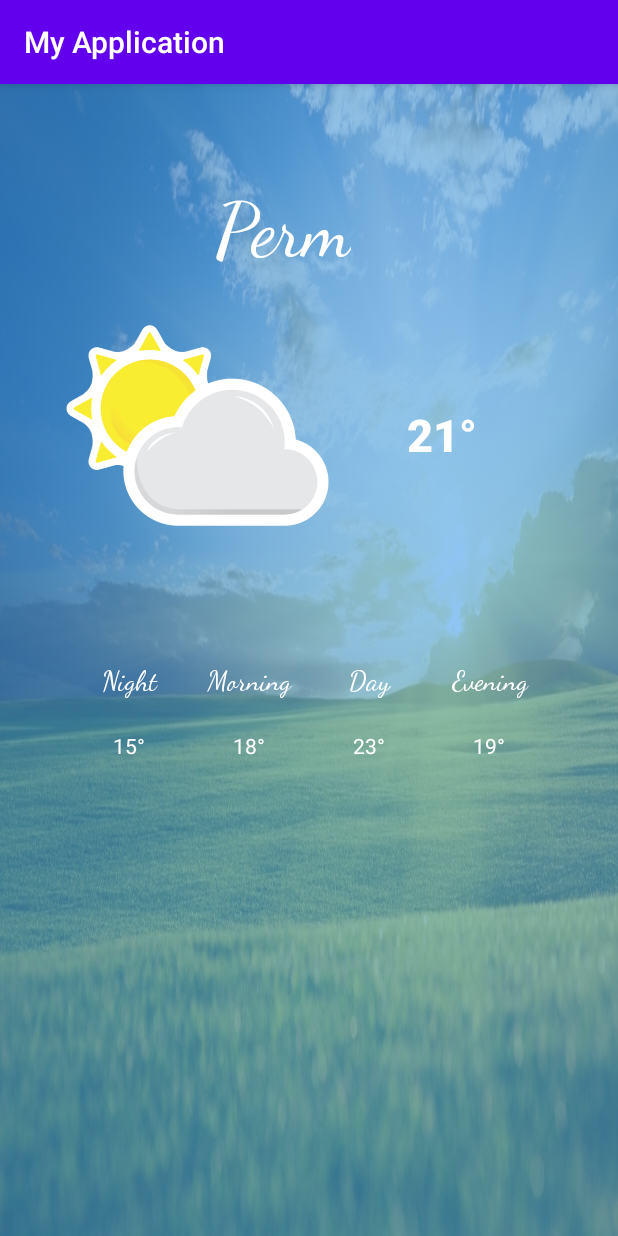
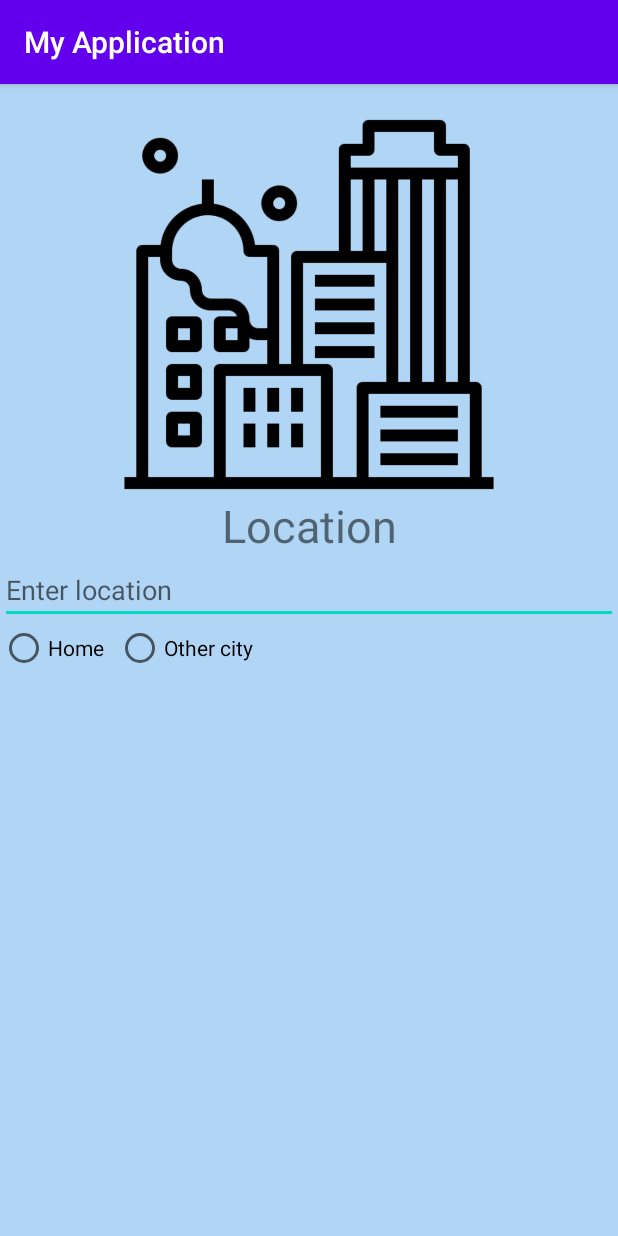
Before and after one commit to YlishnaF/android_lession2, an Android app: the screen it shows after launch (MainActivity), on a phone screen of 412 x 824 dp. Run offline under Robolectric (Android 15) with nearby library versions, the phone set to English and light mode, and no system bars; Roboto replaces fonts that are not available here.

Commit message:
second commit

```diff
--- a/app/build.gradle
+++ b/app/build.gradle
@@ -26,6 +26,7 @@ dependencies {
     implementation fileTree(dir: "libs", include: ["*.jar"])
     implementation 'androidx.appcompat:appcompat:1.1.0'
     implementation 'androidx.constraintlayout:constraintlayout:1.1.3'
+    implementation 'com.google.android.material:material:1.2.0'
     testImplementation 'junit:junit:4.12'
     androidTestImplementation 'androidx.test.ext:junit:1.1.1'
     androidTestImplementation 'androidx.test.espresso:espresso-core:3.2.0'
--- a/app/src/main/java/com/example/myapplication/MainActivity.java
+++ b/app/src/main/java/com/example/myapplication/MainActivity.java
@@ -5,15 +5,19 @@ import androidx.appcompat.app.AppCompatActivity;
 import android.os.Bundle;
 import android.text.Editable;
 import android.text.TextWatcher;
+import android.util.Log;
 import android.widget.EditText;
 import android.widget.TextView;
+import android.widget.Toast;
 
 public class MainActivity extends AppCompatActivity {
+
+    private static final String TAG = "MyLog" ;
 
     @Override
     protected void onCreate(Bundle savedInstanceState) {
         super.onCreate(savedInstanceState);
-        setContentView(R.layout.activity_main);
+        setContentView(R.layout.location);
         EditText editText = (EditText)findViewById(R.id.enterLocation);
         editText.addTextChangedListener(new TextWatcher() {
 
@@ -35,5 +39,45 @@ public class MainActivity extends AppCompatActivity {
 
 
         });
+
+        Toast.makeText(this, "onCreate", Toast.LENGTH_SHORT).show();
+        Log.d(TAG, "onCreate");
     }
+
+    @Override
+    protected void onStart() {
+        super.onStart();
+        Toast.makeText(this, "onStart", Toast.LENGTH_SHORT).show();
+        Log.d(TAG, "onStart");
+    }
+
+    @Override
+    protected void onResume() {
+        super.onResume();
+        Toast.makeText(this, "onResume", Toast.LENGTH_SHORT).show();
+        Log.d(TAG, "onResume");
+    }
+
+    @Override
+    protected void onPause() {
+        super.onPause();
+        Toast.makeText(this, "onPause", Toast.LENGTH_SHORT).show();
+        Log.d(TAG, "onPause");
+    }
+
+    @Override
+    protected void onStop() {
+        super.onStop();
+        Toast.makeText(this, "onStop", Toast.LENGTH_SHORT).show();
+        Log.d(TAG, "onStop");
+    }
+
+    @Override
+    protected void onDestroy() {
+        super.onDestroy();
+        Toast.makeText(this, "onDestroy", Toast.LENGTH_SHORT).show();
+        Log.d(TAG, "onDestroy");
+    }
+
+
 }
--- a/app/src/main/res/layout-land/location.xml
+++ b/app/src/main/res/layout-land/location.xml
@@ -1,17 +1,20 @@
 <?xml version="1.0" encoding="utf-8"?>
 <LinearLayout xmlns:android="http://schemas.android.com/apk/res/android"
     xmlns:app="http://schemas.android.com/apk/res-auto"
+    xmlns:tools="http://schemas.android.com/tools"
     android:layout_width="match_parent"
     android:layout_height="match_parent"
     android:background="#66459EED"
-    android:orientation="vertical">
+    android:orientation="vertical"
+    android:paddingTop="10dp">
 
     <ImageView
         android:id="@+id/city"
         android:layout_width="match_parent"
-        android:layout_height="219dp"
-        android:layout_margin="30dp"
-        app:srcCompat="@drawable/city" />
+        android:layout_height="120dp"
+        android:layout_gravity="center"
+        app:srcCompat="@drawable/city"
+        tools:ignore="ContentDescription" />
 
     <TextView
         android:id="@+id/chosenLocation"
@@ -25,6 +28,25 @@
         android:id="@+id/enterLocation"
         android:layout_width="match_parent"
         android:layout_height="wrap_content"
-        android:hint="@string/enter_location" />
+        android:hint="@string/enter_location"
+        tools:ignore="Autofill,TextFields" />
+
+    <com.google.android.material.chip.ChipGroup
+        android:id="@+id/radiogroup"
+        android:layout_width="match_parent"
+        android:layout_height="match_parent">
+
+        <RadioButton
+            android:id="@+id/radiobtn"
+            android:layout_width="wrap_content"
+            android:layout_height="wrap_content"
+            android:text="@string/my_city" />
+
+        <RadioButton
+            android:id="@+id/radiobtn2"
+            android:layout_width="wrap_content"
+            android:layout_height="wrap_content"
+            android:text="@string/otherCity" />
+    </com.google.android.material.chip.ChipGroup>
 
 </LinearLayout>
--- a/app/src/main/res/layout/location.xml
+++ b/app/src/main/res/layout/location.xml
@@ -1,6 +1,7 @@
 <?xml version="1.0" encoding="utf-8"?>
 <LinearLayout xmlns:android="http://schemas.android.com/apk/res/android"
     xmlns:app="http://schemas.android.com/apk/res-auto"
+    xmlns:tools="http://schemas.android.com/tools"
     android:layout_width="match_parent"
     android:layout_height="match_parent"
     android:background="#66459EED"
@@ -10,8 +11,10 @@
         android:id="@+id/city"
         android:layout_width="match_parent"
         android:layout_height="274dp"
-        android:layout_margin="100dp"
-        app:srcCompat="@drawable/city" />
+        android:layout_gravity="center"
+        android:paddingTop="20dp"
+        app:srcCompat="@drawable/city"
+        tools:ignore="ContentDescription" />
 
     <TextView
         android:id="@+id/chosenLocation"
@@ -25,6 +28,25 @@
         android:id="@+id/enterLocation"
         android:layout_width="match_parent"
         android:layout_height="wrap_content"
-        android:hint="@string/enter_location"/>
+        android:hint="@string/enter_location"
+        tools:ignore="Autofill,TextFields" />
+
+    <com.google.android.material.chip.ChipGroup
+        android:id="@+id/radiogroup"
+        android:layout_width="match_parent"
+        android:layout_height="match_parent">
+
+        <RadioButton
+            android:id="@+id/radiobtn"
+            android:layout_width="wrap_content"
+            android:layout_height="wrap_content"
+            android:text="@string/my_city" />
+
+        <RadioButton
+            android:id="@+id/radiobtn2"
+            android:layout_width="wrap_content"
+            android:layout_height="wrap_content"
+            android:text="@string/otherCity" />
+    </com.google.android.material.chip.ChipGroup>
 
 </LinearLayout>
--- a/app/src/main/res/values/strings.xml
+++ b/app/src/main/res/values/strings.xml
@@ -8,5 +8,11 @@
     <string name="timeEvening">Evening</string>
     <string name="enter_location">Enter location</string>
     <string name="myLocation">Location</string>
+    <string name="make_it_home_location">make it home location</string>
+    <string name="home">Home</string>
+    <string name="other_city">Other city</string>
+    <string name="otherCity">Other city</string>
+    <string name="my_city">Home</string>
+
 
 </resources>
```
